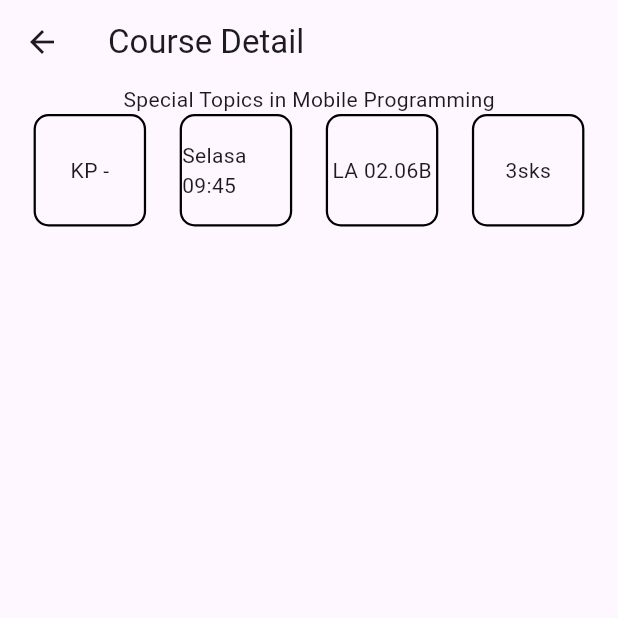
After one commit to dkr91/hello_flutter, a Flutter app: the MyCourses screen opened by its route, after a tap on "Special Topics in Mobile Programming", on a phone screen of 412 x 824 dp, the top half of it. The commit adds this screen. Run offline on Flutter 3.47's test engine with Material 2 defaults, Android fonts, the phone set to English and light mode, and no system bars; network calls fail.

Commit message:
Exercise Week 3

```diff
--- /dev/null
+++ b/lib/course_detail.dart
@@ -0,0 +1,106 @@
+import 'package:flutter/cupertino.dart';
+import 'package:flutter/material.dart';
+
+class CourseDetail extends StatelessWidget {
+  final int id;
+
+  final List<List<String>> courseList = [
+    ["Tugas Akhir", "KP -", "Sabtu 13:00", "TC 04.01", "5sks"],
+    ["Emerging Technology", "KP A", "Senin 07:00", "LA 02.06B", "3sks"],
+    [
+      "Special Topics in Mobile Programming",
+      "KP -",
+      "Selasa 09:45",
+      "LA 02.06B",
+      "3sks"
+    ],
+    ["Numerical Method", "KP A", "Senin 13:00", "TF 02.02", "2sks"],
+    [
+      "Leadership and Ethics Profession",
+      "KP -",
+      "Rabu 10:40",
+      "TF 04.03",
+      "2sks"
+    ],
+    ["Communicative English", "KP E1", "Jumat 15:45", "TF 03.01", "2sks"]
+  ];
+
+  CourseDetail(this.id);
+
+  @override
+  Widget build(BuildContext context) {
+    return Scaffold(
+      appBar: AppBar(
+        title: Text('Course Detail'),
+      ),
+      body: Center(
+          child: Column(
+        children: [
+          Text(courseList[id][0]),
+          Row(
+            mainAxisSize: MainAxisSize.max,
+            mainAxisAlignment: MainAxisAlignment.spaceEvenly,
+            children: <Widget>[
+              Container(
+                height: 75.0,
+                width: 75.0,
+                decoration: BoxDecoration(
+                    border: Border.all(
+                        color: Colors.black,
+                        width: 1.5,
+                        style: BorderStyle.solid),
+                    shape: BoxShape.rectangle,
+                    borderRadius: BorderRadius.all(Radius.circular(10))),
+                child: Center(
+                  child: Text(courseList[id][1]),
+                ),
+              ),
+              Container(
+                height: 75.0,
+                width: 75.0,
+                decoration: BoxDecoration(
+                    border: Border.all(
+                        color: Colors.black,
+                        width: 1.5,
+                        style: BorderStyle.solid),
+                    shape: BoxShape.rectangle,
+                    borderRadius: BorderRadius.all(Radius.circular(10))),
+                child: Center(
+                  child: Text(courseList[id][2]),
+                ),
+              ),
+              Container(
+                height: 75.0,
+                width: 75.0,
+                decoration: BoxDecoration(
+                    border: Border.all(
+                        color: Colors.black,
+                        width: 1.5,
+                        style: BorderStyle.solid),
+                    shape: BoxShape.rectangle,
+                    borderRadius: BorderRadius.all(Radius.circular(10))),
+                child: Center(
+                  child: Text(courseList[id][3]),
+                ),
+              ),
+              Container(
+                height: 75.0,
+                width: 75.0,
+                decoration: BoxDecoration(
+                    border: Border.all(
+                        color: Colors.black,
+                        width: 1.5,
+                        style: BorderStyle.solid),
+                    shape: BoxShape.rectangle,
+                    borderRadius: BorderRadius.all(Radius.circular(10))),
+                child: Center(
+                  child: Text(courseList[id][4]),
+                ),
+              ),
+            ],
+          )
+        ],
+      )),
+    );
+  }
+}
--- a/lib/main.dart
+++ b/lib/main.dart
@@ -1,6 +1,7 @@
 import 'package:flutter/material.dart';
 import 'package:hello_flutter/about.dart';
 import 'package:hello_flutter/basket.dart';
+import 'package:hello_flutter/my_courses.dart';
 import 'package:hello_flutter/search.dart';
 import 'package:hello_flutter/history.dart';
 import 'package:hello_flutter/studentlist.dart';
@@ -18,7 +19,7 @@ class MyApp extends StatelessWidget {
   @override
   Widget build(BuildContext context) {
     return MaterialApp(
-      routes: {'about': (context) => About(), 'basket': (context) => Basket(), 'studentlist': (context) => StudentList()},
+      routes: {'about': (context) => About(), 'basket': (context) => Basket(), 'studentlist': (context) => StudentList(), 'mycourses': (context) => MyCourses()},
       title: 'Flutter Demo',
       theme: ThemeData(
         // This is the theme of your application.
@@ -102,6 +103,13 @@ class _MyHomePageState extends State<MyHomePage> {
             },
           ),
           ListTile(
+            title: new Text("My Courses"),
+            leading: new Icon(Icons.list),
+            onTap: () {
+              Navigator.pushNamed(context, "mycourses");
+            },
+          ),
+          ListTile(
             title: Text("About"),
             leading: Icon(Icons.help),
             onTap: () {
--- /dev/null
+++ b/lib/my_courses.dart
@@ -0,0 +1,57 @@
+import 'package:flutter/cupertino.dart';
+import 'package:flutter/material.dart';
+import 'package:hello_flutter/course_detail.dart';
+
+class MyCourses extends StatelessWidget {
+  @override
+  Widget build(BuildContext context) {
+    return Scaffold(
+      appBar: AppBar(
+        title: Text('MyCourses'),
+      ),
+      body: Center(
+        child: Column(
+          children: [
+            Container(
+              width: 150,
+              height: 150,
+              decoration: BoxDecoration(
+                  shape: BoxShape.circle,
+                  image: DecorationImage(
+                    image: NetworkImage('https://i.pravatar.cc/300?img=4'),
+                    fit: BoxFit.cover
+                  )
+              ),
+            ),
+            Text("John Owen Danuarta"),
+            Text("160420016"),
+            Text("Teknik Informatika"),
+            Text("Gasal 2023/2024"),
+            Column(
+              children: [
+                ElevatedButton(onPressed: () {
+                  Navigator.push(context, MaterialPageRoute(builder: (context) => CourseDetail(0)));
+                }, child: Text("Tugas Akhir")),
+                ElevatedButton(onPressed: () {
+                  Navigator.push(context, MaterialPageRoute(builder: (context) => CourseDetail(1)));
+                }, child: Text("Emerging Technology (A)")),
+                ElevatedButton(onPressed: () {
+                  Navigator.push(context, MaterialPageRoute(builder: (context) => CourseDetail(2)));
+                }, child: Text("Special Topics in Mobile Programming")),
+                ElevatedButton(onPressed: () {
+                  Navigator.push(context, MaterialPageRoute(builder: (context) => CourseDetail(3)));
+                }, child: Text("Numerical Method (A)")),
+                ElevatedButton(onPressed: () {
+                  Navigator.push(context, MaterialPageRoute(builder: (context) => CourseDetail(4)));
+                }, child: Text("Leadership and Ethics Profession")),
+                ElevatedButton(onPressed: () {
+                  Navigator.push(context, MaterialPageRoute(builder: (context) => CourseDetail(5)));
+                }, child: Text("Communicative English (E1)"))
+              ],
+            )
+          ],
+        ),
+      ),
+    );
+  }
+}
```
